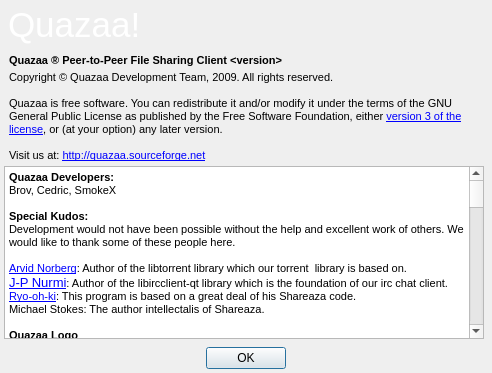
Before: the Qt Designer form trunk/UI/dialogabout.ui in c3c/quazaa, drawn with Qt 5.
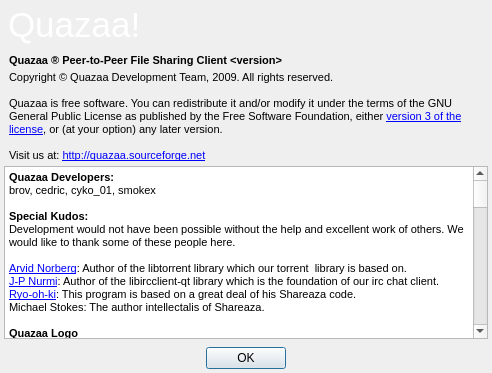
After: the same form once the commit is applied. Icons and pictures are not drawn.

Diff of the .ui file:
```diff
--- a/trunk/UI/dialogabout.ui
+++ b/trunk/UI/dialogabout.ui
@@ -156,7 +156,7 @@
        </property>
       </widget>
      </item>
-     <item row="5" column="0">
+     <item row="5" column="0" colspan="2">
       <widget class="QTextBrowser" name="textBrowserCredits">
        <property name="html">
         <string>&lt;!DOCTYPE HTML PUBLIC &quot;-//W3C//DTD HTML 4.0//EN&quot; &quot;http://www.w3.org/TR/REC-html40/strict.dtd&quot;&gt;
@@ -167,30 +167,30 @@
 &lt;tr&gt;
 &lt;td style=&quot;border: none;&quot;&gt;
 &lt;p style=&quot; margin-top:0px; margin-bottom:0px; margin-left:0px; margin-right:0px; -qt-block-indent:0; text-indent:0px;&quot;&gt;&lt;span style=&quot; font-family:'MS Shell Dlg 2'; font-size:8pt; font-weight:600;&quot;&gt;Quazaa Developers:&lt;/span&gt;&lt;/p&gt;
-&lt;p style=&quot; margin-top:0px; margin-bottom:0px; margin-left:0px; margin-right:0px; -qt-block-indent:0; text-indent:0px;&quot;&gt;&lt;span style=&quot; font-family:'MS Shell Dlg 2'; font-size:8pt;&quot;&gt;Brov, Cedric, SmokeX&lt;/span&gt;&lt;/p&gt;
+&lt;p style=&quot; margin-top:0px; margin-bottom:0px; margin-left:0px; margin-right:0px; -qt-block-indent:0; text-indent:0px;&quot;&gt;&lt;span style=&quot; font-family:'MS Shell Dlg 2'; font-size:8pt;&quot;&gt;brov, cedric, cyko_01, smokex&lt;/span&gt;&lt;/p&gt;
 &lt;p style=&quot;-qt-paragraph-type:empty; margin-top:0px; margin-bottom:0px; margin-left:0px; margin-right:0px; -qt-block-indent:0; text-indent:0px; font-family:'MS Shell Dlg 2'; font-size:8pt;&quot;&gt;&lt;/p&gt;
 &lt;p style=&quot; margin-top:0px; margin-bottom:0px; margin-left:0px; margin-right:0px; -qt-block-indent:0; text-indent:0px;&quot;&gt;&lt;span style=&quot; font-family:'MS Shell Dlg 2'; font-size:8pt; font-weight:600;&quot;&gt;Special Kudos:&lt;/span&gt;&lt;/p&gt;
 &lt;p style=&quot; margin-top:0px; margin-bottom:0px; margin-left:0px; margin-right:0px; -qt-block-indent:0; text-indent:0px;&quot;&gt;&lt;span style=&quot; font-family:'MS Shell Dlg 2'; font-size:8pt;&quot;&gt;Development would not have been possible without the help and excellent work of others. We would like to thank some of these people here.&lt;/span&gt;&lt;/p&gt;
 &lt;p style=&quot;-qt-paragraph-type:empty; margin-top:0px; margin-bottom:0px; margin-left:0px; margin-right:0px; -qt-block-indent:0; text-indent:0px; font-family:'MS Shell Dlg 2'; font-size:8pt;&quot;&gt;&lt;/p&gt;
 &lt;p style=&quot; margin-top:0px; margin-bottom:0px; margin-left:0px; margin-right:0px; -qt-block-indent:0; text-indent:0px;&quot;&gt;&lt;a href=&quot;http://www.rasterbar.com&quot;&gt;&lt;span style=&quot; font-family:'MS Shell Dlg 2'; font-size:8pt; text-decoration: underline; color:#0000ff;&quot;&gt;Arvid Norberg&lt;/span&gt;&lt;/a&gt;&lt;span style=&quot; font-family:'MS Shell Dlg 2'; font-size:8pt;&quot;&gt;: Author of the libtorrent library which our torrent  library is based on.&lt;/span&gt;&lt;/p&gt;
-&lt;p style=&quot; margin-top:0px; margin-bottom:0px; margin-left:0px; margin-right:0px; -qt-block-indent:0; text-indent:0px;&quot;&gt;&lt;a href=&quot;http://bitbucket.org/jpnurmi&quot;&gt;&lt;span style=&quot; text-decoration: underline; color:#0000ff;&quot;&gt;J-P Nurmi&lt;/span&gt;&lt;/a&gt;&lt;span style=&quot; font-family:'MS Shell Dlg 2'; font-size:8pt;&quot;&gt;: Author of the libircclient-qt library which is the foundation of our irc chat client.&lt;/span&gt;&lt;/p&gt;
+&lt;p style=&quot; margin-top:0px; margin-bottom:0px; margin-left:0px; margin-right:0px; -qt-block-indent:0; text-indent:0px;&quot;&gt;&lt;a href=&quot;http://bitbucket.org/jpnurmi&quot;&gt;&lt;span style=&quot; font-size:8pt; text-decoration: underline; color:#0000ff;&quot;&gt;J-P Nurmi&lt;/span&gt;&lt;/a&gt;&lt;span style=&quot; font-family:'MS Shell Dlg 2'; font-size:8pt;&quot;&gt;: Author of the libircclient-qt library which is the foundation of our irc chat client.&lt;/span&gt;&lt;/p&gt;
 &lt;p style=&quot; margin-top:0px; margin-bottom:0px; margin-left:0px; margin-right:0px; -qt-block-indent:0; text-indent:0px;&quot;&gt;&lt;a href=&quot;http://www.cherubicsoft.com/&quot;&gt;&lt;span style=&quot; font-family:'MS Shell Dlg 2'; font-size:8pt; text-decoration: underline; color:#0000ff;&quot;&gt;Ryo-oh-ki&lt;/span&gt;&lt;/a&gt;&lt;span style=&quot; font-family:'MS Shell Dlg 2'; font-size:8pt;&quot;&gt;: This program is based on a great deal of his Shareaza code. &lt;/span&gt;&lt;/p&gt;
 &lt;p style=&quot; margin-top:0px; margin-bottom:0px; margin-left:0px; margin-right:0px; -qt-block-indent:0; text-indent:0px;&quot;&gt;&lt;span style=&quot; font-family:'MS Shell Dlg 2'; font-size:8pt;&quot;&gt;Michael Stokes: The author intellectalis of Shareaza.&lt;/span&gt;&lt;/p&gt;
 &lt;p style=&quot;-qt-paragraph-type:empty; margin-top:0px; margin-bottom:0px; margin-left:0px; margin-right:0px; -qt-block-indent:0; text-indent:0px; font-family:'MS Shell Dlg 2'; font-size:8pt;&quot;&gt;&lt;/p&gt;
 &lt;p style=&quot; margin-top:0px; margin-bottom:0px; margin-left:0px; margin-right:0px; -qt-block-indent:0; text-indent:0px;&quot;&gt;&lt;span style=&quot; font-family:'MS Shell Dlg 2'; font-size:8pt; font-weight:600;&quot;&gt;Quazaa Logo&lt;/span&gt;&lt;/p&gt;
-&lt;p style=&quot; margin-top:0px; margin-bottom:0px; margin-left:0px; margin-right:0px; -qt-block-indent:0; text-indent:0px;&quot;&gt;&lt;span style=&quot; font-family:'MS Shell Dlg 2'; font-size:8pt;&quot;&gt;The Quazaa Logo was created by Floog. It is released under the &lt;/span&gt;&lt;a href=&quot;http://creativecommons.org/licenses/by-nc/3.0/legalcode&quot;&gt;&lt;span style=&quot; text-decoration: underline; color:#0000ff;&quot;&gt;Creative Commons Attribution-NonCommercial 3.0 License&lt;/span&gt;&lt;/a&gt;&lt;span style=&quot; font-family:'MS Shell Dlg 2'; font-size:8pt;&quot;&gt;.&lt;/span&gt;&lt;/p&gt;
+&lt;p style=&quot; margin-top:0px; margin-bottom:0px; margin-left:0px; margin-right:0px; -qt-block-indent:0; text-indent:0px;&quot;&gt;&lt;span style=&quot; font-family:'MS Shell Dlg 2'; font-size:8pt;&quot;&gt;The Quazaa Logo was created by Floog. It is released under the &lt;/span&gt;&lt;a href=&quot;http://creativecommons.org/licenses/by-nc/3.0/legalcode&quot;&gt;&lt;span style=&quot; font-size:8pt; text-decoration: underline; color:#0000ff;&quot;&gt;Creative Commons Attribution-NonCommercial 3.0 License&lt;/span&gt;&lt;/a&gt;&lt;span style=&quot; font-family:'MS Shell Dlg 2'; font-size:8pt;&quot;&gt;.&lt;/span&gt;&lt;/p&gt;
 &lt;p style=&quot;-qt-paragraph-type:empty; margin-top:0px; margin-bottom:0px; margin-left:0px; margin-right:0px; -qt-block-indent:0; text-indent:0px; font-family:'MS Shell Dlg 2'; font-size:8pt;&quot;&gt;&lt;/p&gt;
 &lt;p style=&quot; margin-top:0px; margin-bottom:0px; margin-left:0px; margin-right:0px; -qt-block-indent:0; text-indent:0px;&quot;&gt;&lt;span style=&quot; font-family:'MS Shell Dlg 2'; font-size:8pt; font-weight:600;&quot;&gt;Quazaa Concept and Design&lt;/span&gt;&lt;/p&gt;
-&lt;p style=&quot; margin-top:0px; margin-bottom:0px; margin-left:0px; margin-right:0px; -qt-block-indent:0; text-indent:0px;&quot;&gt;&lt;span style=&quot; font-family:'MS Shell Dlg 2'; font-size:8pt;&quot;&gt;Cyko, Old Death, Rolandas&lt;/span&gt;&lt;/p&gt;
+&lt;p style=&quot; margin-top:0px; margin-bottom:0px; margin-left:0px; margin-right:0px; -qt-block-indent:0; text-indent:0px;&quot;&gt;&lt;span style=&quot; font-family:'MS Shell Dlg 2'; font-size:8pt;&quot;&gt;cyko_01, Old Death, Rolandas&lt;/span&gt;&lt;/p&gt;
 &lt;p style=&quot;-qt-paragraph-type:empty; margin-top:0px; margin-bottom:0px; margin-left:0px; margin-right:0px; -qt-block-indent:0; text-indent:0px; font-family:'MS Shell Dlg 2'; font-size:8pt;&quot;&gt;&lt;/p&gt;
 &lt;p style=&quot; margin-top:0px; margin-bottom:0px; margin-left:0px; margin-right:0px; -qt-block-indent:0; text-indent:0px;&quot;&gt;&lt;span style=&quot; font-family:'MS Shell Dlg 2'; font-size:8pt; font-weight:600;&quot;&gt;Quazaa Language Translators&lt;/span&gt;&lt;/p&gt;
-&lt;p style=&quot; margin-top:0px; margin-bottom:0px; margin-left:0px; margin-right:0px; -qt-block-indent:0; text-indent:0px;&quot;&gt;&lt;span style=&quot; font-family:'MS Shell Dlg 2'; font-size:8pt;&quot;&gt;Oce, Mollca&lt;/span&gt;&lt;/p&gt;
+&lt;p style=&quot; margin-top:0px; margin-bottom:0px; margin-left:0px; margin-right:0px; -qt-block-indent:0; text-indent:0px;&quot;&gt;&lt;span style=&quot; font-family:'MS Shell Dlg 2'; font-size:8pt;&quot;&gt;oce, mollca&lt;/span&gt;&lt;/p&gt;
 &lt;p style=&quot;-qt-paragraph-type:empty; margin-top:0px; margin-bottom:0px; margin-left:0px; margin-right:0px; -qt-block-indent:0; text-indent:0px; font-family:'MS Shell Dlg 2'; font-size:8pt;&quot;&gt;&lt;/p&gt;
 &lt;p style=&quot; margin-top:0px; margin-bottom:0px; margin-left:0px; margin-right:0px; -qt-block-indent:0; text-indent:0px;&quot;&gt;&lt;span style=&quot; font-family:'MS Shell Dlg 2'; font-size:8pt; font-weight:600;&quot;&gt;Quazaa Website&lt;/span&gt;&lt;/p&gt;
-&lt;p style=&quot; margin-top:0px; margin-bottom:0px; margin-left:0px; margin-right:0px; -qt-block-indent:0; text-indent:0px;&quot;&gt;&lt;span style=&quot; font-family:'MS Shell Dlg 2'; font-size:8pt;&quot;&gt;Cedric, Cyko&lt;/span&gt;&lt;/p&gt;
+&lt;p style=&quot; margin-top:0px; margin-bottom:0px; margin-left:0px; margin-right:0px; -qt-block-indent:0; text-indent:0px;&quot;&gt;&lt;span style=&quot; font-family:'MS Shell Dlg 2'; font-size:8pt;&quot;&gt;cedric, cyko_01&lt;/span&gt;&lt;/p&gt;
 &lt;p style=&quot;-qt-paragraph-type:empty; margin-top:0px; margin-bottom:0px; margin-left:0px; margin-right:0px; -qt-block-indent:0; text-indent:0px; font-family:'MS Shell Dlg 2'; font-size:8pt;&quot;&gt;&lt;/p&gt;
 &lt;p style=&quot; margin-top:0px; margin-bottom:0px; margin-left:0px; margin-right:0px; -qt-block-indent:0; text-indent:0px;&quot;&gt;&lt;span style=&quot; font-family:'MS Shell Dlg 2'; font-size:8pt; font-weight:600;&quot;&gt;Quazaa Wiki&lt;/span&gt;&lt;/p&gt;
-&lt;p style=&quot; margin-top:0px; margin-bottom:0px; margin-left:0px; margin-right:0px; -qt-block-indent:0; text-indent:0px;&quot;&gt;&lt;span style=&quot; font-family:'MS Shell Dlg 2'; font-size:8pt;&quot;&gt;Cyko, Oce, Old Death&lt;/span&gt;&lt;/p&gt;
+&lt;p style=&quot; margin-top:0px; margin-bottom:0px; margin-left:0px; margin-right:0px; -qt-block-indent:0; text-indent:0px;&quot;&gt;&lt;span style=&quot; font-family:'MS Shell Dlg 2'; font-size:8pt;&quot;&gt;cyko_01, oce, Old Death&lt;/span&gt;&lt;/p&gt;
 &lt;p style=&quot;-qt-paragraph-type:empty; margin-top:0px; margin-bottom:0px; margin-left:0px; margin-right:0px; -qt-block-indent:0; text-indent:0px; font-family:'MS Shell Dlg 2'; font-size:8pt;&quot;&gt;&lt;/p&gt;
 &lt;p style=&quot; margin-top:0px; margin-bottom:0px; margin-left:0px; margin-right:0px; -qt-block-indent:0; text-indent:0px;&quot;&gt;&lt;span style=&quot; font-family:'MS Shell Dlg 2'; font-size:8pt; font-weight:600;&quot;&gt;Quazaa Chat Server Hosting&lt;/span&gt;&lt;/p&gt;
 &lt;p style=&quot; margin-top:0px; margin-bottom:0px; margin-left:0px; margin-right:0px; -qt-block-indent:0; text-indent:0px;&quot;&gt;&lt;span style=&quot; font-family:'MS Shell Dlg 2'; font-size:8pt;&quot;&gt;irc.p2pchat.net&lt;/span&gt;&lt;/p&gt;
@@ -202,10 +202,10 @@
 &lt;p style=&quot; margin-top:0px; margin-bottom:0px; margin-left:0px; margin-right:0px; -qt-block-indent:0; text-indent:0px;&quot;&gt;&lt;span style=&quot; font-family:'MS Shell Dlg 2'; font-size:8pt;&quot;&gt;We give special thanks to the Forum Moderators and Chatroom Operators:&lt;/span&gt;&lt;/p&gt;
 &lt;p style=&quot;-qt-paragraph-type:empty; margin-top:0px; margin-bottom:0px; margin-left:0px; margin-right:0px; -qt-block-indent:0; text-indent:0px; font-family:'MS Shell Dlg 2'; font-size:8pt;&quot;&gt;&lt;/p&gt;
 &lt;p style=&quot; margin-top:0px; margin-bottom:0px; margin-left:0px; margin-right:0px; -qt-block-indent:0; text-indent:0px;&quot;&gt;&lt;span style=&quot; font-family:'MS Shell Dlg 2'; font-size:8pt; font-weight:600;&quot;&gt;Forum Moderators&lt;/span&gt;&lt;/p&gt;
-&lt;p style=&quot; margin-top:0px; margin-bottom:0px; margin-left:0px; margin-right:0px; -qt-block-indent:0; text-indent:0px;&quot;&gt;&lt;span style=&quot; font-family:'MS Shell Dlg 2'; font-size:8pt;&quot;&gt;Quazaa forum superadmins: Cedric, Cyko, Kath, Old Death&lt;/span&gt;&lt;/p&gt;
+&lt;p style=&quot; margin-top:0px; margin-bottom:0px; margin-left:0px; margin-right:0px; -qt-block-indent:0; text-indent:0px;&quot;&gt;&lt;span style=&quot; font-family:'MS Shell Dlg 2'; font-size:8pt;&quot;&gt;Quazaa forum superadmins: cedric, cyko_01, kath, Old Death&lt;/span&gt;&lt;/p&gt;
 &lt;p style=&quot;-qt-paragraph-type:empty; margin-top:0px; margin-bottom:0px; margin-left:0px; margin-right:0px; -qt-block-indent:0; text-indent:0px; font-family:'MS Shell Dlg 2'; font-size:8pt;&quot;&gt;&lt;/p&gt;
 &lt;p style=&quot; margin-top:0px; margin-bottom:0px; margin-left:0px; margin-right:0px; -qt-block-indent:0; text-indent:0px;&quot;&gt;&lt;span style=&quot; font-family:'MS Shell Dlg 2'; font-size:8pt; font-weight:600;&quot;&gt;Quazaa Chat Operators&lt;/span&gt;&lt;/p&gt;
-&lt;p style=&quot; margin-top:0px; margin-bottom:0px; margin-left:0px; margin-right:0px; -qt-block-indent:0; text-indent:0px;&quot;&gt;&lt;span style=&quot; font-family:'MS Shell Dlg 2'; font-size:8pt;&quot;&gt;Quazaa Super Operators: Kath, Cedric&lt;/span&gt;&lt;/p&gt;
+&lt;p style=&quot; margin-top:0px; margin-bottom:0px; margin-left:0px; margin-right:0px; -qt-block-indent:0; text-indent:0px;&quot;&gt;&lt;span style=&quot; font-family:'MS Shell Dlg 2'; font-size:8pt;&quot;&gt;Quazaa Super Operators: kath, cedric&lt;/span&gt;&lt;/p&gt;
 &lt;p style=&quot;-qt-paragraph-type:empty; margin-top:0px; margin-bottom:0px; margin-left:0px; margin-right:0px; -qt-block-indent:0; text-indent:0px; font-family:'MS Shell Dlg 2'; font-size:8pt;&quot;&gt;&lt;/p&gt;
 &lt;p style=&quot; margin-top:0px; margin-bottom:0px; margin-left:0px; margin-right:0px; -qt-block-indent:0; text-indent:0px;&quot;&gt;&lt;span style=&quot; font-family:'MS Shell Dlg 2'; font-size:8pt; font-weight:600;&quot;&gt;The Shareaza Development Team&lt;/span&gt;&lt;/p&gt;
 &lt;p style=&quot; margin-top:0px; margin-bottom:0px; margin-left:0px; margin-right:0px; -qt-block-indent:0; text-indent:0px;&quot;&gt;&lt;span style=&quot; font-family:'MS Shell Dlg 2'; font-size:8pt;&quot;&gt;ale5000, Cyko_01, dcat, ivan386, Rolandas, Ryo-oh-ki, SkinVista, WildCard, _peer_, _slv_, a178235, brov, ceejay.dk, coolg1026, Cyberbob, DWKnight, Eperales, Frontier, FrYGuY, heavy_baby, Higgy, kevogod, kobayan, ogg123, jlh, jonatkins, micro, Mosteo, Paul Bludov, Rayner, roo_koo_too, Stealth, SteventB, tcwinkler, ten9, Thesage, TUW, Wai, zero9999, Zone-MR, Zootella&lt;/span&gt;&lt;/p&gt;
```
